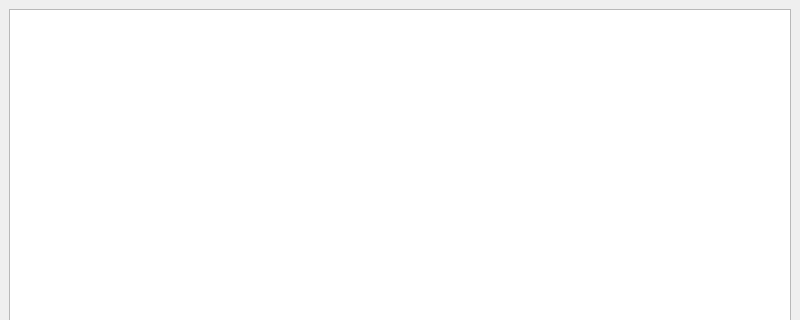
Above: ui/mainwindow.ui from lagerat/gen-word before the change; both pictures show x 0 to 800 and y 0 to 320 of the 800 by 600 pixel window. Below: the same form after it.
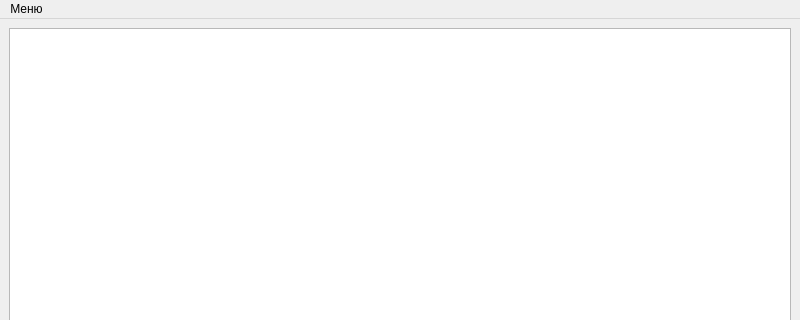
That is the form after the change.

Commit message: Add button for upload to excel, and edititng table

```diff
--- a/ui/mainwindow.ui
+++ b/ui/mainwindow.ui
@@ -47,6 +47,13 @@
      <height>22</height>
     </rect>
    </property>
+   <widget class="QMenu" name="menu">
+    <property name="title">
+     <string>Меню</string>
+    </property>
+    <addaction name="uploadToExcel"/>
+   </widget>
+   <addaction name="menu"/>
   </widget>
  </widget>
  <resources/>
```
Left out of the diff: 5 changed lines with no effect on the pictures. The commit also changes 1 other file.
